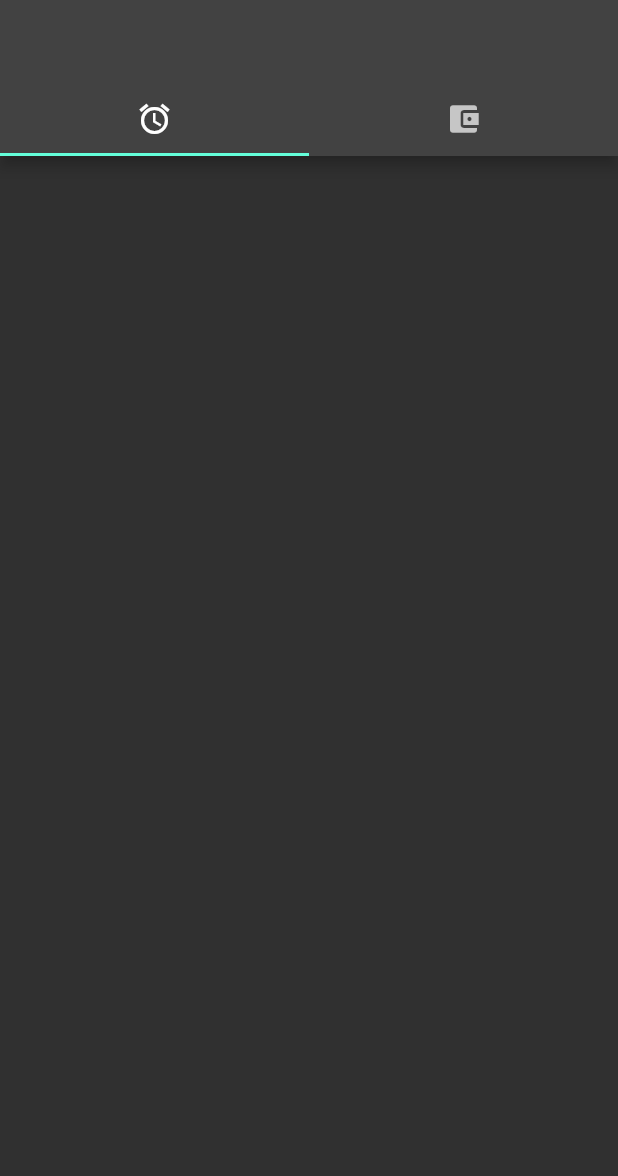
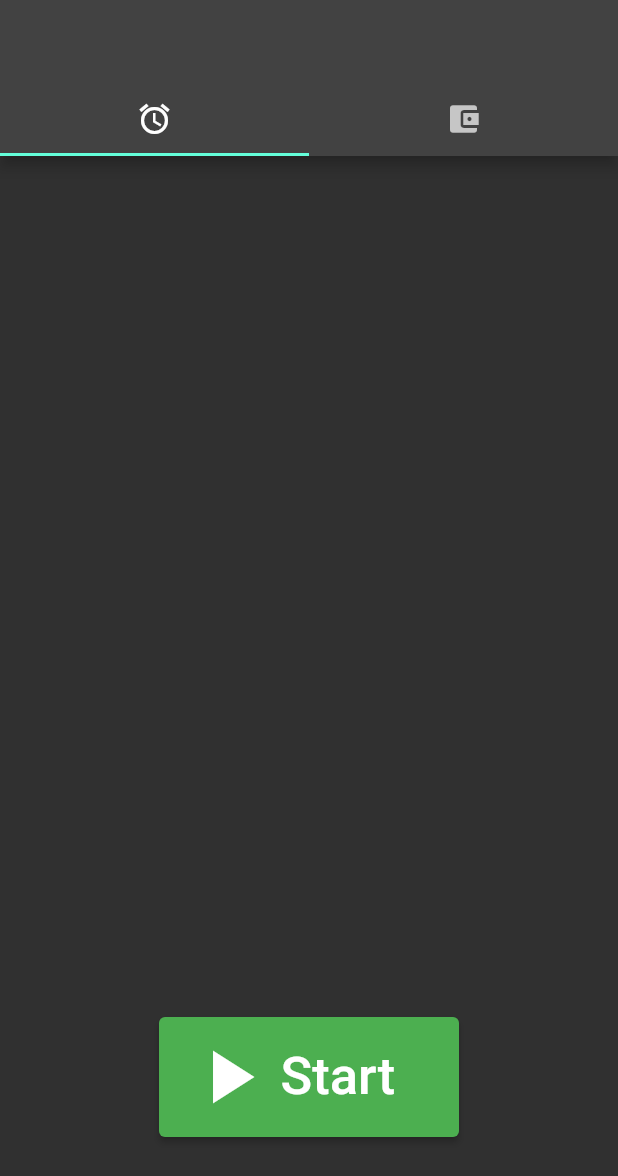
Before and after one commit to Roberto99-ops/Track-Chronometer, a Flutter app: the screen it shows after launch, on a phone screen of 412 x 824 dp. Shown: the top 1176 px of the screen. Run offline on Flutter 3.47's test engine with Material 2 defaults, Android fonts, the phone set to English and light mode, and no system bars; our stand-ins replace permission_handler, share.

Commit message:
added start/stop button

```diff
--- a/lib/create_view_temps.dart
+++ b/lib/create_view_temps.dart
@@ -2,22 +2,80 @@ import 'dart:async';
 import 'dart:io';
 import 'package:flutter/material.dart';
 
-class CreateViewTemps extends StatelessWidget {
-
+class CreateViewTemps extends StatefulWidget {
 
   const CreateViewTemps({Key? key}) : super(key: key);
 
+  @override
+  _View createState() => _View();
+}
 
+  class _View extends State<CreateViewTemps>{
+  late bool ready;
+
+  @override
+  void initState(){
+    super.initState();
+    ready=true;
+  }
 
   @override
   Widget build(BuildContext context) {
-    return Container(
-      //child: Center(
-       //child: //qui ci va il tempo,
-      //),
+    return Column(
+      children: [
+        Container(
+          //qui ci va uil tempo
+          height: MediaQuery.of(context).size.height-250,
+        ),
+      if (ready==true)...[
+        ElevatedButton(
+          onPressed: () {
+            //qui facciamo partire il tutto
+            setState(() { ready=false;});
+          },
+          style: const ButtonStyle(
+            backgroundColor: MaterialStatePropertyAll(Colors.green),
+            fixedSize: MaterialStatePropertyAll(Size.fromWidth(200)),
+          ),
+          child: Row(
+            children: const [
+              Icon(Icons.play_arrow, color: Colors.white, size: 60,),
+              SizedBox(
+                width: 5,
+                height: 80,
+              ),
+              Text("Start", style: TextStyle(color: Colors.white),
+                textScaleFactor: 2.5,)
+            ],
+          ),
+        ),
+      ]else...[
+        ElevatedButton(
+          onPressed: () {
+            //qui facciamo partire il tutto
+            setState(() { ready=true;});
+          },
+          style: const ButtonStyle(
+            backgroundColor: MaterialStatePropertyAll(Colors.red),
+            fixedSize: MaterialStatePropertyAll(Size.fromWidth(200)),
+          ),
+          child: Row(
+            children: const [
+              Icon(Icons.play_arrow, color: Colors.white, size: 60,),
+              SizedBox(
+                width: 5,
+                height: 80,
+              ),
+              Text("Stop", style: TextStyle(color: Colors.white),
+                textScaleFactor: 2.5,)
+            ],
+          ),
+        ),
+    ],
+    ],
     );
   }
-}
+
 
 
   //this function refactors the text
@@ -26,3 +84,5 @@ class CreateViewTemps extends StatelessWidget {
     int end = string.lastIndexOf("b")-4;
     return string.substring(start, end);
   }
+
+}
```
Also changed, not shown: lib/view_of_savelocalfile.dart (added, +110 -0 lines).
